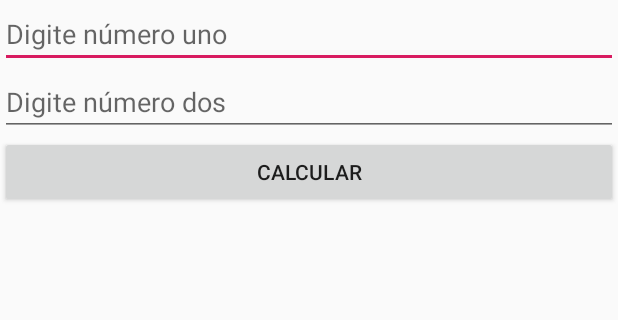
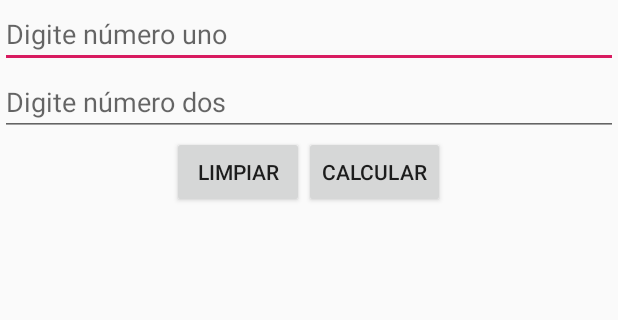
Before and after one commit to Wolverindemisar/Calculadora, an Android app: the screen it shows after launch (MainActivity), on a phone screen of 412 x 824 dp, the part 133-453 px from its top. Run offline under Robolectric (Android 15) with nearby library versions, the phone set to English and light mode, and no system bars.

Commit message:
Boton Limpiar agregado

```diff
--- a/app/src/main/res/layout/activity_main.xml
+++ b/app/src/main/res/layout/activity_main.xml
@@ -31,18 +31,32 @@
         android:hint="@string/label_dos"
         android:inputType="numberDecimal" />
 
+    <LinearLayout
+        android:layout_width="match_parent"
+        android:layout_height="wrap_content"
+        android:gravity="center"
+        android:orientation="horizontal">
+
+        <Button
+            android:id="@+id/button5"
+            android:layout_width="wrap_content"
+            android:layout_height="wrap_content"
+            android:text="@string/Limpiar" />
+
         <Button
             android:id="@+id/button"
-        android:layout_width="match_parent"
+            android:layout_width="wrap_content"
             android:layout_height="wrap_content"
             android:onClick="calcular"
             android:text="@string/Calcular" />
 
         <TextView
             android:id="@+id/txtResultado"
-        android:layout_width="match_parent"
-        android:layout_height="wrap_content"
+            android:layout_width="wrap_content"
+            android:layout_height="match_parent"
             android:gravity="center_horizontal"
             android:textSize="24sp"
             android:textStyle="bold" />
     </LinearLayout>
+
+</LinearLayout>
--- a/app/src/main/res/values/strings.xml
+++ b/app/src/main/res/values/strings.xml
@@ -5,4 +5,5 @@
     <string name="label_uno">Digite número uno</string>
     <string name="label_dos">Digite número dos</string>
     <string name="Calcular">calcular</string>
+    <string name="Limpiar">Limpiar</string>
 </resources>
```
Lines whose indentation alone changed are shown as unchanged.
